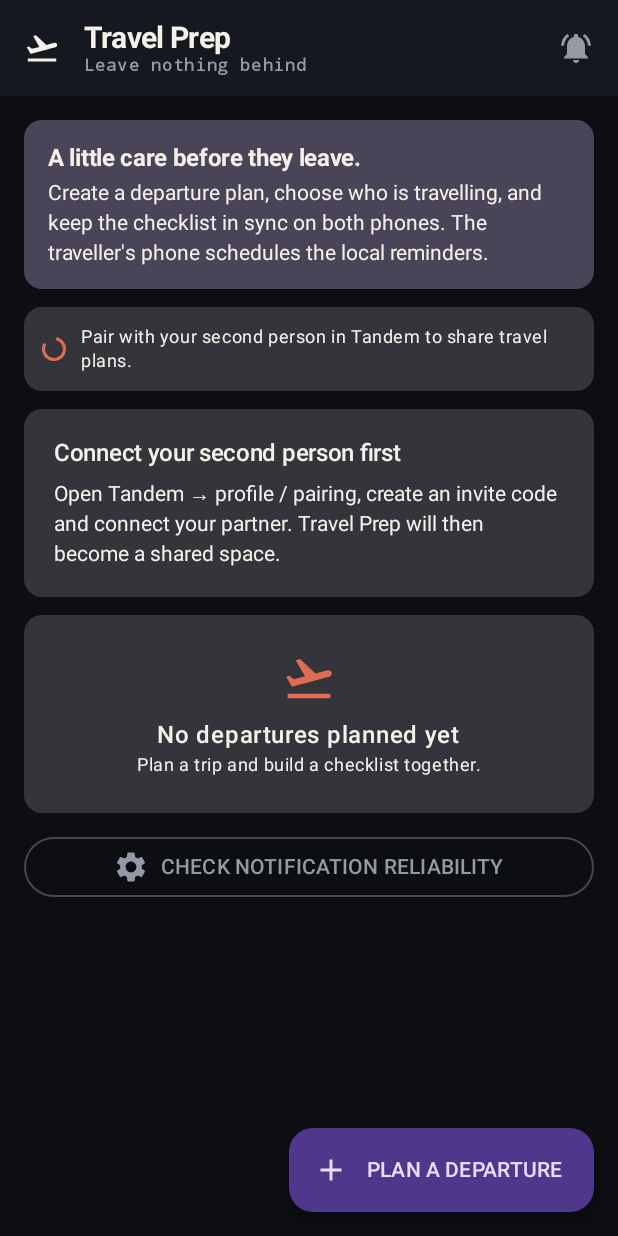
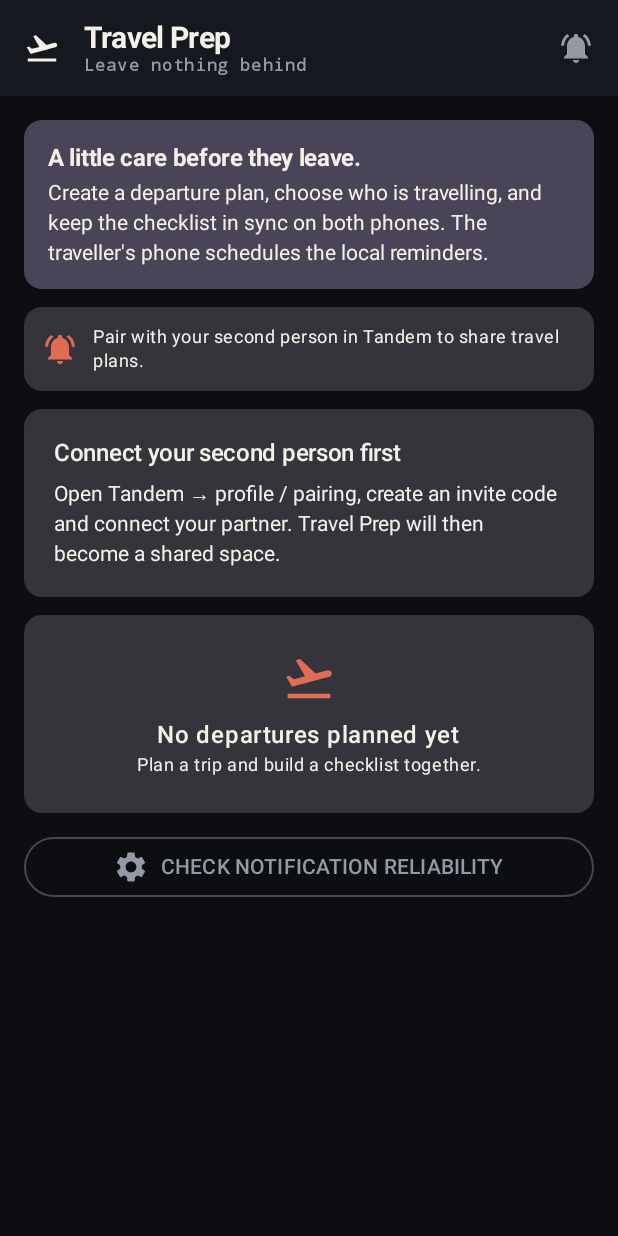
Before and after one commit to vikramma27/Tandem, an Android app built with Jetpack Compose: the TravelPrepActivity screen opened directly, with no data from a screen before it, on a phone screen of 412 x 824 dp. Run offline under Robolectric (Android 15) with nearby library versions, the phone set to English and light mode, and no system bars; libraries missing offline, so code that uses them is left out: io.github.jan.supabase; 4 statements that could not run were skipped.

Commit message:
Clarify travel sync state and guard plan creation until paired

```diff
--- a/app/src/main/java/app/tandem/duo/travel/TravelPrepActivity.kt
+++ b/app/src/main/java/app/tandem/duo/travel/TravelPrepActivity.kt
@@ -73,6 +73,7 @@ private fun TravelPrepScreen() {
     var partnerUserId by remember { mutableStateOf<String?>(null) }
     var partnerName by remember { mutableStateOf("Partner") }
     var syncMessage by remember { mutableStateOf("Connecting to your shared space…") }
+    var isSyncing by remember { mutableStateOf(true) }
     val permissionLauncher = rememberLauncherForActivityResult(ActivityResultContracts.RequestPermission()) { }
     val dateFormat = remember { SimpleDateFormat("EEE, dd MMM • hh:mm a", Locale.getDefault()) }
 
@@ -87,6 +88,7 @@ private fun TravelPrepScreen() {
             currentUserId = user.id
             val membership = TandemSupabase.currentPair()
             if (membership == null) {
+                isSyncing = false
                 syncMessage = "Pair with your second person in Tandem to share travel plans."
             } else {
                 pairId = membership.pairId
@@ -98,12 +100,14 @@ private fun TravelPrepScreen() {
                 val initial = TandemSupabase.loadTravelPlans(membership.pairId)
                 syncRemotePlans(context, membership.pairId, initial, user.id, partnerName)
                 refresh()
+                isSyncing = false
                 TandemSupabase.watchTravelPlans(membership.pairId).collect { updated ->
                     syncRemotePlans(context, membership.pairId, updated, user.id, partnerName)
                     refresh()
                 }
             }
         }.onFailure {
+            isSyncing = false
             syncMessage = it.message ?: "Travel sync is temporarily unavailable. Your saved plans remain on this phone."
         }
     }
@@ -117,11 +121,13 @@ private fun TravelPrepScreen() {
             )
         },
         floatingActionButton = {
-            ExtendedFloatingActionButton(
-                onClick = { if (pairId != null && currentUserId != null) showCreate = true },
-                icon = { Icon(Icons.Default.Add, null) },
-                text = { Text("PLAN A DEPARTURE") }
-            )
+            if (pairId != null && currentUserId != null) {
+                ExtendedFloatingActionButton(
+                    onClick = { showCreate = true },
+                    icon = { Icon(Icons.Default.Add, null) },
+                    text = { Text("Plan a departure") }
+                )
+            }
         }
     ) { padding ->
         LazyColumn(
@@ -140,7 +146,8 @@ private fun TravelPrepScreen() {
             item {
                 Card {
                     Row(Modifier.fillMaxWidth().padding(12.dp), verticalAlignment = Alignment.CenterVertically) {
-                        CircularProgressIndicator(modifier = Modifier.size(16.dp), strokeWidth = 2.dp)
+                        if (isSyncing) CircularProgressIndicator(modifier = Modifier.size(16.dp), strokeWidth = 2.dp)
+                        else Icon(Icons.Default.NotificationsActive, contentDescription = null, tint = MaterialTheme.colorScheme.primary)
                         Spacer(Modifier.width(10.dp))
                         Text(syncMessage, style = MaterialTheme.typography.bodySmall)
                     }
@@ -217,6 +224,7 @@ private fun TravelPrepScreen() {
                                     if (uid != null) {
                                         (context as? ComponentActivity)?.lifecycleScope?.launch {
                                             runCatching { pushRemoteTravelPlan(updated, uid) }
+                                                .onFailure { syncMessage = "Saved here. Cloud sync will retry when the connection returns." }
                                         }
                                     }
                                 })
```
